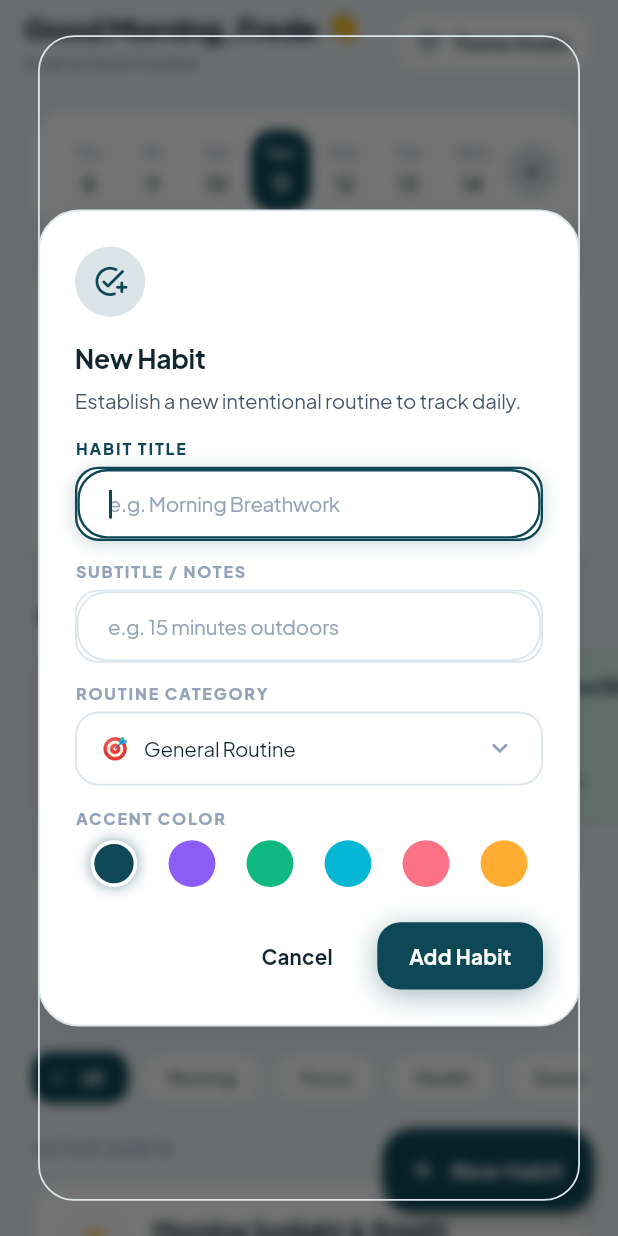
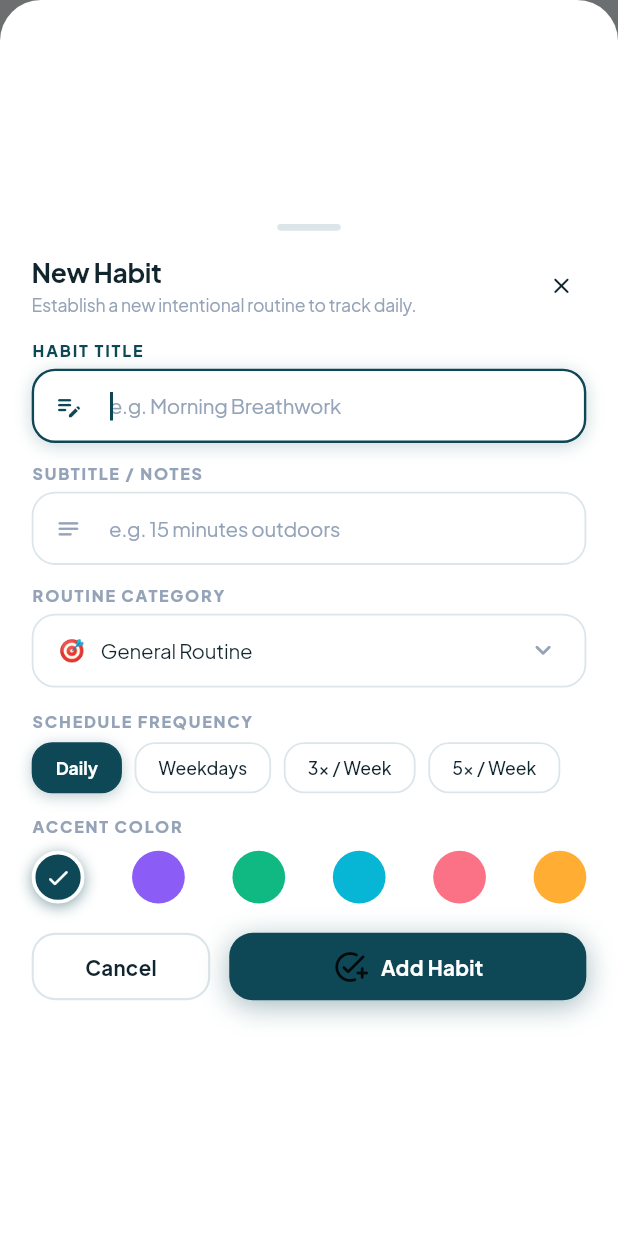
Before and after one commit to open-source-collabs/habit_tracker, a Flutter app: the screen it shows after launch, after a tap on the "add" icon, on a phone screen of 412 x 824 dp. Run offline on Flutter 3.47's test engine with Material 3 defaults, Android fonts, the phone set to English and light mode, and no system bars; our stand-ins replace flutter_riverpod, flutter_screenutil, shared_preferences; accounts and stored records are empty.

Commit message:
feat: add dashboard screen and core theme, widget, and habit creation components

```diff
--- a/lib/core/theme/app_colors.dart
+++ b/lib/core/theme/app_colors.dart
@@ -48,6 +48,7 @@ abstract final class AppColors {
   // ===========================================================================
   // Dusk (Dark Mode)
   static const Color obsidianTwilight = Color(0xFF0F1016);
+  static const Color darkScaffold = obsidianTwilight;
   static const Color cardSurface = Color(0xFF181924);
   static const Color surfaceElevated = Color(0xFF202230);
   static const Color borderSubtle = Color(0xFF262837);
--- a/lib/core/widgets/app_button.dart
+++ b/lib/core/widgets/app_button.dart
@@ -246,11 +246,16 @@ class _AppButtonState extends State<AppButton>
                     widget.leadingIcon!,
                     SizedBox(width: 8.w),
                   ],
-                  Text(
-                    widget.text,
-                    style: textStyle,
-                    maxLines: 1,
-                    overflow: TextOverflow.ellipsis,
+                  Flexible(
+                    child: FittedBox(
+                      fit: BoxFit.scaleDown,
+                      child: Text(
+                        widget.text,
+                        style: textStyle,
+                        maxLines: 1,
+                        overflow: TextOverflow.ellipsis,
+                      ),
+                    ),
                   ),
                   if (widget.trailingIcon != null && !widget.isLoading) ...[
                     SizedBox(width: 8.w),
--- a/lib/core/widgets/app_dialog.dart
+++ b/lib/core/widgets/app_dialog.dart
@@ -50,7 +50,10 @@ class AppDialog extends StatelessWidget {
       insetPadding: EdgeInsets.symmetric(horizontal: 24.w, vertical: 24.h),
       child: Center(
         child: Container(
-          constraints: BoxConstraints(maxWidth: 420.w.clamp(320.0, 460.0)),
+          constraints: BoxConstraints(
+            maxWidth: 420.w.clamp(320.0, 460.0),
+            maxHeight: MediaQuery.of(context).size.height * 0.88,
+          ),
           padding: EdgeInsets.all(24.r),
           decoration: BoxDecoration(
             color: context.cardBackgroundColor,
@@ -100,18 +103,23 @@ class AppDialog extends StatelessWidget {
               ],
               if (content != null) ...[
                 SizedBox(height: 16.h),
-                content!,
+                Flexible(
+                  child: SingleChildScrollView(
+                    physics: const ClampingScrollPhysics(),
+                    child: content!,
+                  ),
+                ),
               ],
               SizedBox(height: 24.h),
               Wrap(
                 alignment: WrapAlignment.end,
                 crossAxisAlignment: WrapCrossAlignment.center,
-                spacing: 8.w.clamp(6.0, 12.0),
+                spacing: 10.w.clamp(8.0, 14.0),
                 runSpacing: 8.h.clamp(6.0, 12.0),
                 children: [
                   AppButton(
                     text: cancelText,
-                    variant: AppButtonVariant.ghost,
+                    variant: AppButtonVariant.outline,
                     size: AppButtonSize.md,
                     onPressed: () {
                       if (onCancel != null) {
--- a/lib/core/widgets/app_text_field.dart
+++ b/lib/core/widgets/app_text_field.dart
@@ -212,7 +212,13 @@ class _AppTextFieldState extends State<AppTextField> {
                 minWidth: 44.w,
                 minHeight: 24.h,
               ),
+              filled: false,
               border: InputBorder.none,
+              enabledBorder: InputBorder.none,
+              focusedBorder: InputBorder.none,
+              errorBorder: InputBorder.none,
+              focusedErrorBorder: InputBorder.none,
+              disabledBorder: InputBorder.none,
               counterText: '',
             ),
           ),
--- a/lib/features/dashboard/presentation/screens/dashboard_screen.dart
+++ b/lib/features/dashboard/presentation/screens/dashboard_screen.dart
@@ -1,15 +1,13 @@
 import 'package:flutter/material.dart';
 import 'package:flutter_riverpod/flutter_riverpod.dart';
 import 'package:flutter_screenutil/flutter_screenutil.dart';
-import 'package:habit_tracker/core/theme/app_colors.dart';
-import 'package:habit_tracker/core/theme/app_text_styles.dart';
 
 import '../../../../core/theme/app_theme.dart';
 import '../../../../core/utils/haptics.dart';
-import '../../../../core/widgets/widgets.dart';
 import '../../../habits/data/models/habit_model.dart';
 import '../../../habits/presentation/providers/habit_provider.dart';
 import '../../../habits/presentation/widgets/habit_card.dart';
+import '../../../habits/presentation/widgets/add_habit_sheet.dart';
 import '../../../themes/data/models/dynamic_theme_model.dart';
 import '../../../themes/presentation/providers/theme_provider.dart';
 import '../../../themes/presentation/screens/theme_studio_sheet.dart';
@@ -56,7 +54,11 @@ class _DashboardScreenState extends ConsumerState<DashboardScreen> {
         onPressed: () => _showAddHabitDialog(context, activeTheme),
         backgroundColor: primaryAccent,
         foregroundColor: context.onPrimaryColor,
-        elevation: 4,
+        elevation: 0,
+        shape: RoundedRectangleBorder(
+          borderRadius: BorderRadius.circular(20.r),
+          side: BorderSide(color: context.cardBorderColor, width: 1.2),
+        ),
         icon: Icon(Icons.add_rounded, size: 22.sp.clamp(20.0, 24.0)),
         label: Text(
           'New Habit',
@@ -466,128 +468,6 @@ class _DashboardScreenState extends ConsumerState<DashboardScreen> {
   }
 
   void _showAddHabitDialog(BuildContext context, UserThemeModel activeTheme) {
-    AppHaptics.mediumImpact();
-    final titleController = TextEditingController();
-    final subtitleController = TextEditingController();
-    String selectedRoutine = 'General';
-    int selectedAccent = 0;
-
-    final routineItems = const [
-      AppDropdownItem(value: 'General', label: 'General Routine', icon: Text('🎯')),
-      AppDropdownItem(value: 'Morning', label: 'Morning Routine', icon: Text('☀️')),
-      AppDropdownItem(value: 'Focus', label: 'Deep Focus', icon: Text('⚡')),
-      AppDropdownItem(value: 'Health', label: 'Health & Hydration', icon: Text('💧')),
-      AppDropdownItem(value: 'Evening', label: 'Evening Calm', icon: Text('🌙')),
-      AppDropdownItem(value: 'Fitness', label: 'Fitness & Gym', icon: Text('💪')),
-    ];
-
-    showAppDialog(
-      context: context,
-      builder: (dialogContext) {
-        return StatefulBuilder(
-          builder: (context, setDialogState) {
-            return AppDialog(
-              title: 'New Habit',
-              message: 'Establish a new intentional routine to track daily.',
-              icon: Icon(
-                Icons.add_task_rounded,
-                size: 24.sp,
-                color: context.primaryAccent,
-              ),
-              content: Column(
-                mainAxisSize: MainAxisSize.min,
-                crossAxisAlignment: CrossAxisAlignment.start,
-                children: [
-                  AppTextField(
-                    controller: titleController,
-                    labelText: 'HABIT TITLE',
-                    hintText: 'e.g. Morning Breathwork',
-                    showClearButton: true,
-                    autofocus: true,
-                  ),
-                  SizedBox(height: 14.h),
-                  AppTextField(
-                    controller: subtitleController,
-                    labelText: 'SUBTITLE / NOTES',
-                    hintText: 'e.g. 15 minutes outdoors',
-                  ),
-                  SizedBox(height: 14.h),
-                  AppDropdown<String>(
-                    labelText: 'ROUTINE CATEGORY',
-                    value: selectedRoutine,
-                    items: routineItems,
-                    onChanged: (val) {
-                      setDialogState(() => selectedRoutine = val);
-                    },
-                  ),
-                  SizedBox(height: 16.h),
-                  Text(
-                    'ACCENT COLOR',
-                    style: AppTextStyles.labelSmall(context),
-                  ),
-                  SizedBox(height: 8.h),
-                  Row(
-                    mainAxisAlignment: MainAxisAlignment.spaceAround,
-                    children: List.generate(
-                      context.accentPalette.length,
-                      (idx) {
-                        final color = context.accentPalette[idx];
-                        final isSelected = selectedAccent == idx;
-                        return GestureDetector(
-                          onTap: () {
-                            AppHaptics.selectionClick();
-                            setDialogState(() => selectedAccent = idx);
-                          },
-                          child: Container(
-                            width: 32.r,
-                            height: 32.r,
-                            decoration: BoxDecoration(
-                              color: color,
-                              shape: BoxShape.circle,
-                              border: isSelected
-                                  ? Border.all(color: AppColors.white, width: 2.5)
-                                  : null,
-                              boxShadow: isSelected
-                                  ? [
-                                      BoxShadow(
-                                        color: color.withValues(alpha: 0.5),
-                                        blurRadius: 8.r,
-                                      ),
-                                    ]
-                                  : null,
-                            ),
-                          ),
-                        );
-                      },
-                    ),
-                  ),
-                ],
-              ),
-              confirmText: 'Add Habit',
-              cancelText: 'Cancel',
-              onConfirm: () {
-                final title = titleController.text.trim();
-                if (title.isEmpty) return;
-
-                final newHabit = HabitModel(
-                  id: 'habit_${DateTime.now().millisecondsSinceEpoch}',
-                  title: title,
-                  subtitle: subtitleController.text.trim(),
-                  frequency: const HabitFrequency.daily(),
-                  routineGroup: selectedRoutine,
-                  accentIndex: selectedAccent,
-                  createdAt: DateTime.now(),
-                );
-
-                ref.read(habitListProvider.notifier).createHabit(newHabit);
-                Navigator.of(dialogContext).pop();
-                AppHaptics.heavyImpact();
-              },
-              onCancel: () => Navigator.of(dialogContext).pop(),
-            );
-          },
-        );
-      },
-    );
+    AddHabitSheet.show(context);
   }
 }
--- /dev/null
+++ b/lib/features/habits/presentation/widgets/add_habit_sheet.dart
@@ -0,0 +1,398 @@
+import 'package:flutter/material.dart';
+import 'package:flutter_riverpod/flutter_riverpod.dart';
+import 'package:flutter_screenutil/flutter_screenutil.dart';
+
+import '../../../../core/theme/app_colors.dart';
+import '../../../../core/theme/app_text_styles.dart';
+import '../../../../core/theme/app_theme.dart';
+import '../../../../core/utils/haptics.dart';
+import '../../../../core/widgets/widgets.dart';
+import '../../data/models/habit_model.dart';
+import '../providers/habit_provider.dart';
+
+/// Professional, responsive creation sheet/dialog for adding new habits.
+/// - Mobile (<768px): Renders as a smooth modal bottom sheet with drag handle.
+/// - Desktop (≥768px): Renders as a centered modal dialog with frosted backdrop.
+class AddHabitSheet extends ConsumerStatefulWidget {
+  final bool isDialog;
+
+  const AddHabitSheet({
+    super.key,
+    this.isDialog = false,
+  });
+
+  /// Displays the habit creation form adaptively based on screen width.
+  static Future<HabitModel?> show(BuildContext context) {
+    AppHaptics.mediumImpact();
+    final isDesktop = MediaQuery.of(context).size.width >= 768.0;
+
+    if (isDesktop) {
+      return showDialog<HabitModel>(
+        context: context,
+        barrierDismissible: true,
+        builder: (ctx) => const AddHabitSheet(isDialog: true),
+      );
+    } else {
+      return showAppBottomSheet<HabitModel>(
+        context: context,
+        builder: (ctx) => const AddHabitSheet(isDialog: false),
+      );
+    }
+  }
+
+  @override
+  ConsumerState<AddHabitSheet> createState() => _AddHabitSheetState();
+}
+
+class _AddHabitSheetState extends ConsumerState<AddHabitSheet> {
+  final _titleController = TextEditingController();
+  final _subtitleController = TextEditingController();
+
+  String _selectedRoutine = 'General';
+  int _selectedAccent = 0;
+  String? _titleError;
+  int _selectedFrequencyIndex = 0; // 0: Daily, 1: Weekdays, 2: 3x/week, 3: 5x/week
+
+  static const _routineItems = [
+    AppDropdownItem(value: 'General', label: 'General Routine', icon: Text('🎯')),
+    AppDropdownItem(value: 'Morning', label: 'Morning Routine', icon: Text('☀️')),
+    AppDropdownItem(value: 'Focus', label: 'Deep Focus', icon: Text('⚡')),
+    AppDropdownItem(value: 'Health', label: 'Health & Hydration', icon: Text('💧')),
+    AppDropdownItem(value: 'Evening', label: 'Evening Calm', icon: Text('🌙')),
+    AppDropdownItem(value: 'Fitness', label: 'Fitness & Gym', icon: Text('💪')),
+  ];
+
+  static const _frequencyOptions = [
+    {'label': 'Daily', 'desc': 'Every day'},
+    {'label': 'Weekdays', 'desc': 'Mon – Fri'},
+    {'label': '3x / Week', 'desc': 'Flexible target'},
+    {'label': '5x / Week', 'desc': 'High intensity'},
+  ];
+
+  @override
+  void dispose() {
+    _titleController.dispose();
+    _subtitleController.dispose();
+    super.dispose();
+  }
+
+  HabitFrequency _buildSelectedFrequency() {
+    switch (_selectedFrequencyIndex) {
+      case 1:
+        return const HabitFrequency.specificWeekdays([
+          DateTime.monday,
+          DateTime.tuesday,
+          DateTime.wednesday,
+          DateTime.thursday,
+          DateTime.friday,
+        ]);
+      case 2:
+        return const HabitFrequency.timesPerWeek(3);
+      case 3:
+        return const HabitFrequency.timesPerWeek(5);
+      case 0:
+      default:
+        return const HabitFrequency.daily();
+    }
+  }
+
+  String _getCategoryEmoji(String routine) {
+    switch (routine.toLowerCase()) {
+      case 'morning':
+        return '☀️';
+      case 'focus':
+        return '⚡';
+      case 'health':
+        return '💧';
+      case 'evening':
+        return '🌙';
+      case 'fitness':
+        return '💪';
+      case 'general':
+      default:
+        return '🎯';
+    }
+  }
+
+  void _handleSubmit() {
+    final title = _titleController.text.trim();
+    if (title.isEmpty) {
+      AppHaptics.heavyImpact();
+      setState(() => _titleError = 'Please enter a habit title');
+      return;
+    }
+
+    final newHabit = HabitModel(
+      id: 'habit_${DateTime.now().millisecondsSinceEpoch}',
+      title: title,
+      subtitle: _subtitleController.text.trim(),
+      frequency: _buildSelectedFrequency(),
+      routineGroup: _selectedRoutine,
+      accentIndex: _selectedAccent,
+      createdAt: DateTime.now(),
+      emoji: _getCategoryEmoji(_selectedRoutine),
+    );
+
+    ref.read(habitListProvider.notifier).createHabit(newHabit);
+    AppHaptics.heavyImpact();
+    Navigator.of(context).pop(newHabit);
+  }
+
+  @override
+  Widget build(BuildContext context) {
+    if (widget.isDialog) {
+      return _buildDialogLayout(context);
+    }
+    return _buildBottomSheetLayout(context);
+  }
+
+  Widget _buildDialogLayout(BuildContext context) {
+    return AppDialog(
+      title: 'New Habit',
+      message: 'Establish a new intentional routine to track daily.',
+      icon: Icon(
+        Icons.add_task_rounded,
+        size: 24.sp,
+        color: context.primaryAccent,
+      ),
+      content: _buildFormFields(context),
+      confirmText: 'Add Habit',
+      cancelText: 'Cancel',
+      onConfirm: _handleSubmit,
+      onCancel: () => Navigator.of(context).pop(),
+    );
+  }
+
+  Widget _buildBottomSheetLayout(BuildContext context) {
+    return AppBottomSheet(
+      title: 'New Habit',
+      subtitle: 'Establish a new intentional routine to track daily.',
+      child: Column(
+        mainAxisSize: MainAxisSize.min,
+        crossAxisAlignment: CrossAxisAlignment.stretch,
+        children: [
+          Flexible(
+            child: SingleChildScrollView(
+              physics: const ClampingScrollPhysics(),
+              child: _buildFormFields(context),
+            ),
+          ),
+          SizedBox(height: 20.h),
+          Row(
+            children: [
+              Expanded(
+                child: AppButton(
+                  text: 'Cancel',
+                  variant: AppButtonVariant.outline,
+                  size: AppButtonSize.md,
+                  onPressed: () => Navigator.of(context).pop(),
+                ),
+              ),
+              SizedBox(width: 12.w),
+              Expanded(
+                flex: 2,
+                child: AppButton(
+                  text: 'Add Habit',
+                  leadingIcon: const Icon(Icons.add_task_rounded),
+                  variant: AppButtonVariant.primary,
+                  size: AppButtonSize.md,
+                  glow: true,
+                  onPressed: _handleSubmit,
+                ),
+              ),
+            ],
+          ),
+        ],
+      ),
+    );
+  }
+
+  Widget _buildFormFields(BuildContext context) {
+    final palette = context.accentPalette;
+
+    return Column(
+      mainAxisSize: MainAxisSize.min,
+      crossAxisAlignment: CrossAxisAlignment.start,
+      children: [
+        AppTextField(
+          controller: _titleController,
+          labelText: 'HABIT TITLE',
+          hintText: 'e.g. Morning Breathwork',
+          errorText: _titleError,
+          showClearButton: true,
+          autofocus: true,
+          prefixIcon: Icon(
+            Icons.edit_note_rounded,
+            size: 20.sp,
+            color: _titleError != null ? AppColors.error : context.primaryAccent,
+          ),
+          onChanged: (val) {
+            if (_titleError != null && val.trim().isNotEmpty) {
+              setState(() => _titleError = null);
+            }
+          },
+          onSubmitted: (_) => _handleSubmit(),
+        ),
+        SizedBox(height: 14.h),
+        AppTextField(
+          controller: _subtitleController,
+          labelText: 'SUBTITLE / NOTES',
+          hintText: 'e.g. 15 minutes outdoors',
+          prefixIcon: Icon(
+            Icons.notes_rounded,
+            size: 18.sp,
+            color: context.textMutedColor,
+          ),
+        ),
+        SizedBox(height: 14.h),
+        AppDropdown<String>(
+          labelText: 'ROUTINE CATEGORY',
+          value: _selectedRoutine,
+          items: _routineItems,
+          onChanged: (val) {
+            setState(() => _selectedRoutine = val);
+          },
+        ),
+        SizedBox(height: 16.h),
+        Text(
+          'SCHEDULE FREQUENCY',
+          style: AppTextStyles.labelSmall(context),
+        ),
+        SizedBox(height: 8.h),
+        _buildFrequencyChips(context),
+        SizedBox(height: 16.h),
+        Text(
+          'ACCENT COLOR',
+          style: AppTextStyles.labelSmall(context),
+        ),
+        SizedBox(height: 10.h),
+        _buildAccentColorPicker(context, palette),
+      ],
+    );
+  }
+
+  Widget _buildFrequencyChips(BuildContext context) {
+    return SingleChildScrollView(
+      scrollDirection: Axis.horizontal,
+      physics: const BouncingScrollPhysics(),
+      child: Row(
+        children: List.generate(_frequencyOptions.length, (idx) {
+          final isSelected = _selectedFrequencyIndex == idx;
+          final option = _frequencyOptions[idx];
+
+          return Padding(
+            padding: EdgeInsets.only(right: 8.w),
+            child: GestureDetector(
+              onTap: () {
+                AppHaptics.selectionClick();
+                setState(() => _selectedFrequencyIndex = idx);
+              },
+              child: AnimatedContainer(
+                duration: const Duration(milliseconds: 180),
+                curve: Curves.easeOutCubic,
+                padding: EdgeInsets.symmetric(horizontal: 14.w, vertical: 8.h),
+                decoration: _chipDecoration(
+                  context: context,
+                  isSelected: isSelected,
+                  accentColor: context.primaryAccent,
+                ),
+                child: Text(
+                  option['label']!,
+                  style: context.textTheme.labelMedium?.copyWith(
+                    color: isSelected
+                        ? context.onPrimaryColor
+                        : context.textPrimaryColor,
+                    fontWeight: isSelected ? FontWeight.w700 : FontWeight.w500,
+                    fontSize: 12.sp,
+                  ),
+                ),
+              ),
+            ),
+          );
+        }),
+      ),
+    );
+  }
+
+  BoxDecoration _chipDecoration({
+    required BuildContext context,
+    required bool isSelected,
+    Color? accentColor,
+  }) {
+    final primary = accentColor ?? context.primaryAccent;
+    return BoxDecoration(
+      color: isSelected ? primary : context.cardBackgroundColor,
+      borderRadius: BorderRadius.circular(14.r),
+      border: Border.all(
+        color: isSelected ? primary : context.cardBorderColor,
+        width: 1.2,
+      ),
+      boxShadow: isSelected
+          ? [
+              BoxShadow(
+                color: primary.withValues(alpha: 0.28),
+                blurRadius: 8.r,
+                offset: Offset(0, 2.h),
+              ),
+            ]
+          : const [],
+    );
+  }
+
+  Widget _buildAccentColorPicker(BuildContext context, List<Color> palette) {
+    return Row(
+      mainAxisAlignment: MainAxisAlignment.spaceBetween,
+      children: List.generate(
+        palette.length,
+        (idx) {
+          final color = palette[idx];
+          final isSelected = _selectedAccent == idx;
+          final isBright = color.computeLuminance() > 0.55;
+          final checkmarkColor =
+              isBright ? AppColors.darkScaffold : AppColors.white;
+
+          return GestureDetector(
+            onTap: () {
+              AppHaptics.selectionClick();
+              setState(() => _selectedAccent = idx);
+            },
+            child: AnimatedContainer(
+              duration: const Duration(milliseconds: 200),
+              curve: Curves.easeOutCubic,
+              width: 36.r,
+              height: 36.r,
+              decoration: BoxDecoration(
+                color: color,
+                shape: BoxShape.circle,
+                border: isSelected
+                    ? Border.all(
+                        color: context.cardBackgroundColor,
+                        width: 2.5,
+                      )
+                    : null,
+                boxShadow: isSelected
+                    ? [
+                        BoxShadow(
+                          color: color.withValues(alpha: 0.5),
+                          blurRadius: 8.r,
+                          offset: Offset(0, 2.h),
+                        ),
+                      ]
+                    : null,
+              ),
+              child: isSelected
+                  ? Center(
+                      child: Icon(
+                        Icons.check_rounded,
+                        size: 18.sp,
+                        color: checkmarkColor,
+                      ),
+                    )
+                  : null,
+            ),
+          );
+        },
+      ),
+    );
+  }
+}
```
Also changed, not shown: 1 other file.
